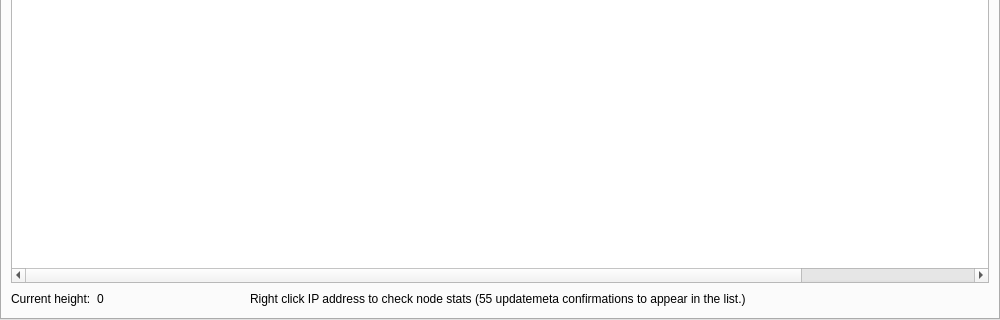
This is src/qt/forms/masternodelist.ui in hardwarewise/SIN-core as Qt 5 draws it before an edit; both pictures show x 0 to 1000 and y 280 to 600 of the 1000 by 600 pixel window. The edited form follows.
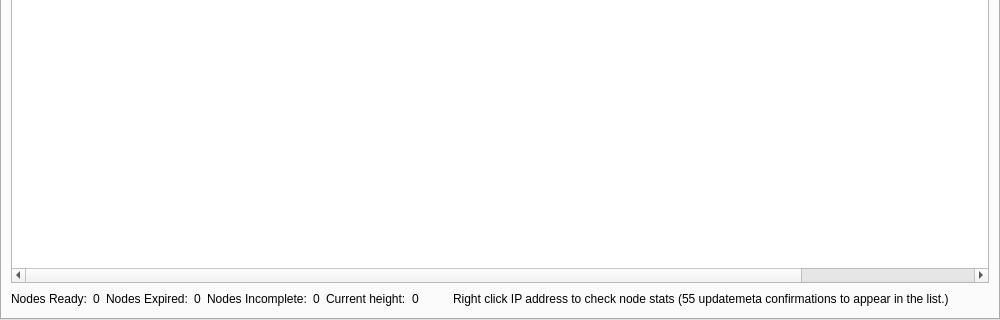
This is the edited form. Icons and pictures are not drawn.

Commit message: [gui] Add different node counts to the IN tab

Patch:
```diff
--- a/src/qt/forms/masternodelist.ui
+++ b/src/qt/forms/masternodelist.ui
@@ -160,10 +160,52 @@
           </widget>
          </item>
          <item>
-          <layout class="QHBoxLayout" name="horizontalLayout_6" stretch="0,0,10,50,0">
+          <layout class="QHBoxLayout" name="horizontalLayout_6" stretch="0,0,0,0,0,0,0,0,10,50,0">
            <property name="bottomMargin">
             <number>0</number>
            </property>
+           <item>
+            <widget class="QLabel" name="ReadyNodes_label">
+             <property name="text">
+              <string>Nodes Ready:</string>
+             </property>
+            </widget>
+           </item>
+           <item>
+            <widget class="QLabel" name="ReadyNodesLabel">
+             <property name="text">
+              <string>0</string>
+             </property>
+            </widget>
+           </item>
+           <item>
+            <widget class="QLabel" name="ExpiredNodes_label">
+             <property name="text">
+              <string>Nodes Expired:</string>
+             </property>
+            </widget>
+           </item>
+           <item>
+            <widget class="QLabel" name="ExpiredNodesLabel">
+             <property name="text">
+              <string>0</string>
+             </property>
+            </widget>
+           </item>
+           <item>
+            <widget class="QLabel" name="IncompleteNodes_label">
+             <property name="text">
+              <string>Nodes Incomplete:</string>
+             </property>
+            </widget>
+           </item>
+           <item>
+            <widget class="QLabel" name="IncompleteNodesLabel">
+             <property name="text">
+              <string>0</string>
+             </property>
+            </widget>
+           </item>
            <item>
             <widget class="QLabel" name="currentheight_label">
              <property name="text">
```
The commit also changes 1 other file.
